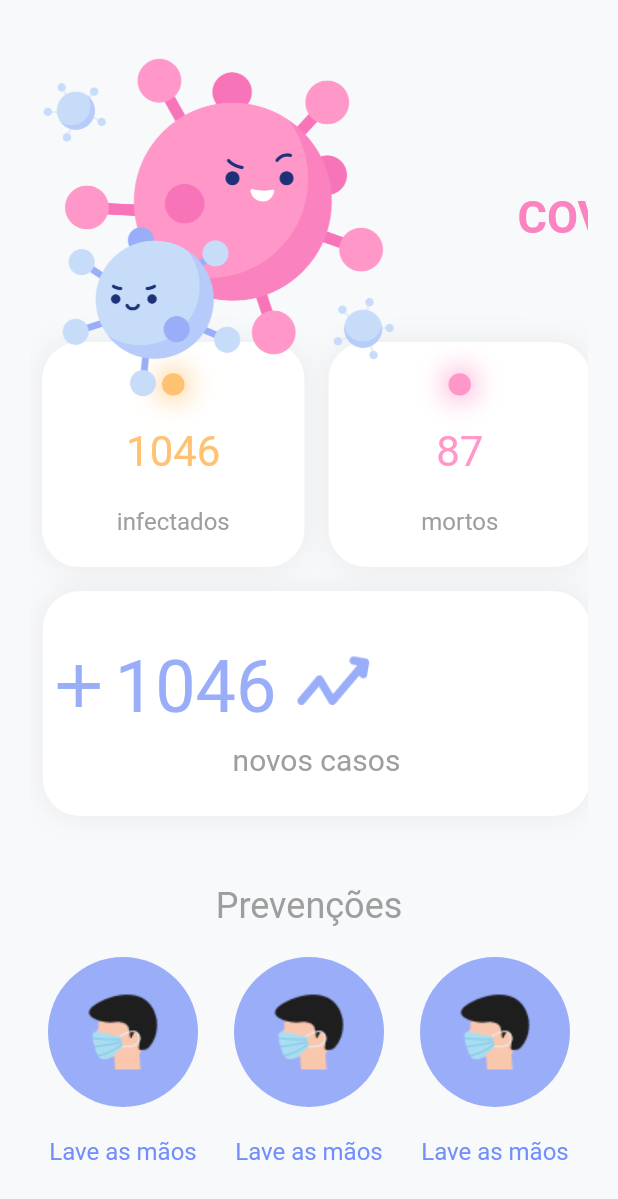
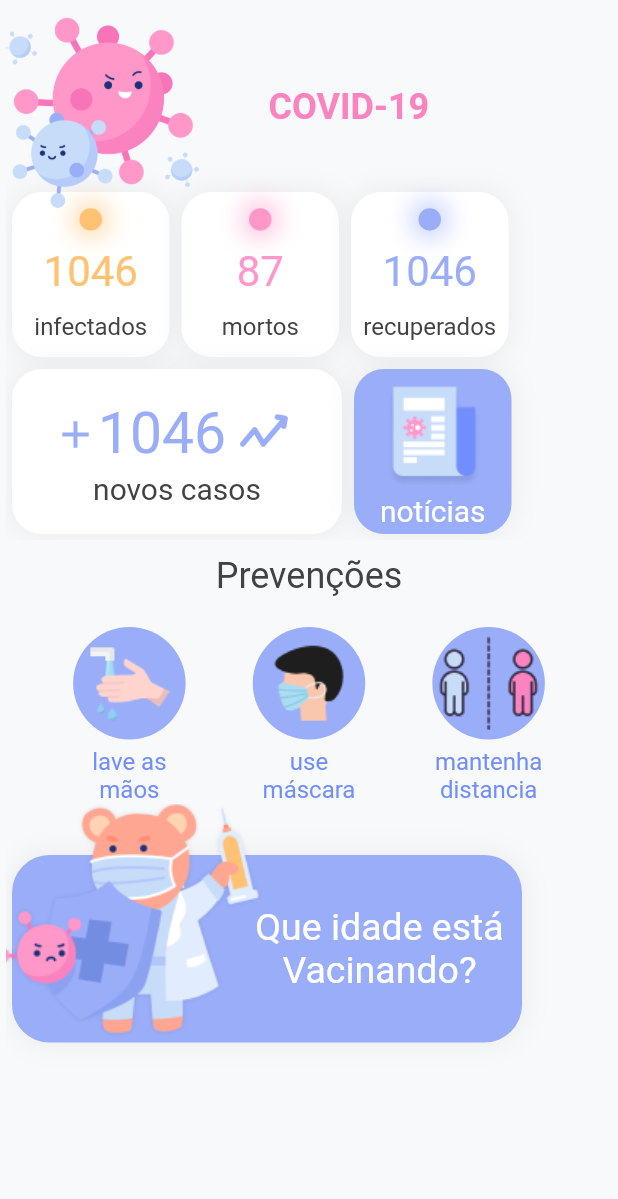
Before and after one commit to HlfDev/flutter-covid-19, a Flutter app: the screen it shows after launch, on a phone screen of 412 x 824 dp. Shown: the top 1199 px of the screen. Run offline on Flutter 3.47's test engine with Material 2 defaults, Android fonts, the phone set to English and light mode, and no system bars; our stand-ins replace device_preview.

Commit message:
concept stage 2

```diff
--- a/lib/main.dart
+++ b/lib/main.dart
@@ -6,7 +6,7 @@ import 'src/pages/home/home_page.dart';
 
 void main() {
   runApp(DevicePreview(
-    enabled: false,
+    enabled: true,
     builder: (context) => MaterialAppWidget(), // Wrap your app
   ));
 }
--- a/lib/src/pages/home/home_page.dart
+++ b/lib/src/pages/home/home_page.dart
@@ -1,7 +1,10 @@
 import 'package:covid_19/src/pages/home/widgets/covid_widget.dart';
 import 'package:covid_19/src/pages/home/widgets/group_status.widget.dart';
-import 'package:covid_19/src/pages/home/widgets/prevent_widget.dart';
+
 import 'package:flutter/material.dart';
+
+import 'widgets/prevent_widget.dart';
+import 'widgets/quando_vou_ser_vacinado.dart';
 
 class HomePage extends StatelessWidget {
   @override
@@ -10,47 +13,64 @@ class HomePage extends StatelessWidget {
       backgroundColor: Color(0xffF8F9FB),
       body: SafeArea(
         child: Padding(
-          padding: const EdgeInsets.all(20.0),
+          padding: const EdgeInsets.all(4.0),
           child: Column(
+            crossAxisAlignment: CrossAxisAlignment.center,
             children: [
-              Container(
-                width: double.infinity,
-                height: 550,
-                child: Stack(
-                  children: [
-                    Positioned(
-                      top: 200,
-                      child: GroupStatusWidget(),
-                    ),
-                    Positioned(
-                      top: -75,
-                      left: -75,
-                      child: CovidWidget(),
-                    ),
-                  ],
-                ),
+              Stack(
+                children: [
+                  GroupStatusWidget(),
+                  CovidWidget(),
+                ],
               ),
               SizedBox(
-                height: 20,
+                height: 10,
               ),
               Text(
                 'Prevenções',
                 style: TextStyle(
                   fontSize: 24,
-                  color: Colors.grey[500],
+                  color: Colors.grey[800],
                 ),
               ),
               SizedBox(
                 height: 20,
               ),
               Row(
-                mainAxisAlignment: MainAxisAlignment.spaceAround,
+                mainAxisAlignment: MainAxisAlignment.spaceEvenly,
                 children: [
-                  PrevendWidget(),
-                  PrevendWidget(),
-                  PrevendWidget(),
+                  PrevendWidget(
+                    title: 'lave as mãos',
+                    pathImage: 'assets/images/hand_cleaning.png',
+                  ),
+                  PrevendWidget(
+                    title: 'use máscara',
+                    pathImage: 'assets/images/face_mask.png',
+                  ),
+                  PrevendWidget(
+                    title: 'mantenha distancia',
+                    pathImage: 'assets/images/social_distancing.png',
+                  ),
                 ],
               ),
+              Expanded(
+                child: Stack(
+                  children: [
+                    Positioned(
+                      top: 30,
+                      child: VacinadoWidget(),
+                    ),
+                    Positioned(
+                      top: -50,
+                      left: -15,
+                      child: Container(
+                          width: 250,
+                          height: 250,
+                          child: Image.asset('assets/images/heroes.png')),
+                    ),
+                  ],
+                ),
+              )
             ],
           ),
         ),
--- a/lib/src/pages/home/widgets/covid_widget.dart
+++ b/lib/src/pages/home/widgets/covid_widget.dart
@@ -4,21 +4,25 @@ class CovidWidget extends StatelessWidget {
   const CovidWidget();
   @override
   Widget build(BuildContext context) {
-    return Row(
+    return Positioned(
+      top: -45,
+      left: -50,
+      child: Row(
         children: [
           Container(
-          width: 400,
-          height: 400,
+            width: 225,
+            height: 225,
             child: Image.asset('assets/images/virus.png'),
           ),
           Text(
             'COVID-19',
             style: TextStyle(
-              fontSize: 30,
+                fontSize: 24,
                 fontWeight: FontWeight.bold,
                 color: Color(0xffFA83C0)),
           ),
         ],
+      ),
     );
   }
 }
--- a/lib/src/pages/home/widgets/group_status.widget.dart
+++ b/lib/src/pages/home/widgets/group_status.widget.dart
@@ -10,26 +10,29 @@ class GroupStatusWidget extends StatelessWidget {
   Widget build(BuildContext context) {
     return Column(
       children: [
+        SizedBox(
+          height: 120,
+        ),
         Row(
-          mainAxisAlignment: MainAxisAlignment.center,
+          crossAxisAlignment: CrossAxisAlignment.center,
           children: [
             StatusWidget(
-              width: 175,
-              height: 150,
+              width: 105,
+              height: 110,
               color: Color(0xffFEC272),
               count: '1046',
               title: 'infectados',
             ),
             StatusWidget(
-              width: 175,
-              height: 150,
+              width: 105,
+              height: 110,
               color: Color(0xffFF97C9),
               count: '87',
               title: 'mortos',
             ),
             StatusWidget(
-              width: 175,
-              height: 150,
+              width: 105,
+              height: 110,
               color: Color(0xff99ADF9),
               count: '1046',
               title: 'recuperados',
@@ -39,15 +42,15 @@ class GroupStatusWidget extends StatelessWidget {
         Row(
           children: [
             NewCases(
-              width: 365,
-              height: 150,
+              width: 220,
+              height: 110,
               color: Color(0xff99ADF9),
               count: '1046',
               title: 'novos casos',
             ),
             NewsWidget(
-              width: 175,
-              height: 150,
+              width: 105,
+              height: 110,
               color: Color(0xff99ADF9),
               pathImage: 'assets/images/virus_news.png',
               title: 'notícias',
--- a/lib/src/pages/home/widgets/new_cases.dart
+++ b/lib/src/pages/home/widgets/new_cases.dart
@@ -17,13 +17,13 @@ class NewCases extends StatelessWidget {
   @override
   Widget build(BuildContext context) {
     return Padding(
-      padding: const EdgeInsets.all(8.0),
+      padding: const EdgeInsets.all(4.0),
       child: Container(
         width: width,
         height: height,
         decoration: BoxDecoration(
           color: Colors.white,
-          borderRadius: BorderRadius.circular(25),
+          borderRadius: BorderRadius.circular(20),
           boxShadow: [
             BoxShadow(
               color: Colors.grey.withOpacity(0.15),
@@ -38,22 +38,24 @@ class NewCases extends StatelessWidget {
           crossAxisAlignment: CrossAxisAlignment.center,
           children: [
             Row(
+              mainAxisAlignment: MainAxisAlignment.center,
+              crossAxisAlignment: CrossAxisAlignment.center,
               children: [
                 Icon(
                   Icons.add,
-                  size: 48,
+                  size: 30,
                   color: color,
                 ),
                 Text(
                   count,
                   style: TextStyle(
-                    fontSize: 48,
+                    fontSize: 38,
                     color: color,
                   ),
                 ),
                 Container(
-                  height: 75,
-                  width: 75,
+                  height: 50,
+                  width: 50,
                   child: Image.asset('assets/images/growth.png'),
                 )
               ],
@@ -62,7 +64,7 @@ class NewCases extends StatelessWidget {
               title,
               style: TextStyle(
                 fontSize: 20,
-                color: Colors.grey[500],
+                color: Colors.grey[800],
               ),
             ),
           ],
--- a/lib/src/pages/home/widgets/news.dart
+++ b/lib/src/pages/home/widgets/news.dart
@@ -17,13 +17,13 @@ class NewsWidget extends StatelessWidget {
   @override
   Widget build(BuildContext context) {
     return Padding(
-      padding: const EdgeInsets.all(8.0),
+      padding: const EdgeInsets.all(4.0),
       child: Container(
         width: width,
         height: height,
         decoration: BoxDecoration(
           color: color,
-          borderRadius: BorderRadius.circular(25),
+          borderRadius: BorderRadius.circular(20),
           boxShadow: [
             BoxShadow(
               color: Colors.grey.withOpacity(0.15),
@@ -45,7 +45,7 @@ class NewsWidget extends StatelessWidget {
             Text(
               title,
               style: TextStyle(
-                fontSize: 16,
+                fontSize: 20,
                 color: Colors.white,
               ),
             ),
--- a/lib/src/pages/home/widgets/prevent_widget.dart
+++ b/lib/src/pages/home/widgets/prevent_widget.dart
@@ -1,25 +1,33 @@
 import 'package:flutter/material.dart';
 
 class PrevendWidget extends StatelessWidget {
+  final title;
+  final pathImage;
+
+  const PrevendWidget({required this.title, required this.pathImage});
   @override
   Widget build(BuildContext context) {
     return Column(
       children: [
         Container(
-          width: 100.0,
-          height: 100.0,
+          width: 75.0,
+          height: 75.0,
           decoration: BoxDecoration(
             color: Color(0xff99ADF9),
             shape: BoxShape.circle,
           ),
-          child: Image.asset('assets/images/face_mask.png'),
+          child: Image.asset(pathImage),
         ),
-        SizedBox(height: 20),
-        Text(
-          'Lave as mãos',
-          style: TextStyle(
-            fontSize: 16,
-            color: Color(0xff718EFC),
+        SizedBox(height: 5),
+        Container(
+          width: 75,
+          child: Text(
+            title,
+            textAlign: TextAlign.center,
+            style: TextStyle(
+              fontSize: 16,
+              color: Color(0xff718EFC),
+            ),
           ),
         ),
       ],
--- /dev/null
+++ b/lib/src/pages/home/widgets/quando_vou_ser_vacinado.dart
@@ -0,0 +1,39 @@
+import 'package:flutter/material.dart';
+
+class VacinadoWidget extends StatelessWidget {
+  @override
+  Widget build(BuildContext context) {
+    return Padding(
+        padding: const EdgeInsets.all(4.0),
+        child: Container(
+          width: 340,
+          height: 125,
+          decoration: BoxDecoration(
+            color: Color(0xff99ADF9),
+            borderRadius: BorderRadius.circular(25),
+            boxShadow: [
+              BoxShadow(
+                color: Colors.grey.withOpacity(0.15),
+                spreadRadius: 1,
+                blurRadius: 15,
+                offset: Offset(0, 0), // changes position of shadow
+              ),
+            ],
+          ),
+          child: Align(
+            alignment: Alignment.centerRight,
+            child: Container(
+              width: 190,
+              child: Text(
+                'Que idade está Vacinando?',
+                textAlign: TextAlign.center,
+                style: TextStyle(
+                  fontSize: 25,
+                  color: Colors.white,
+                ),
+              ),
+            ),
+          ),
+        ));
+  }
+}
--- a/lib/src/pages/home/widgets/status_widget.dart
+++ b/lib/src/pages/home/widgets/status_widget.dart
@@ -17,13 +17,13 @@ class StatusWidget extends StatelessWidget {
   @override
   Widget build(BuildContext context) {
     return Padding(
-      padding: const EdgeInsets.all(8.0),
+      padding: const EdgeInsets.all(4.0),
       child: Container(
         width: width,
         height: height,
         decoration: BoxDecoration(
           color: Colors.white,
-          borderRadius: BorderRadius.circular(25),
+          borderRadius: BorderRadius.circular(20),
           boxShadow: [
             BoxShadow(
               color: Colors.grey.withOpacity(0.15),
@@ -64,7 +64,7 @@ class StatusWidget extends StatelessWidget {
               title,
               style: TextStyle(
                 fontSize: 16,
-                color: Colors.grey[500],
+                color: Colors.grey[800],
               ),
             ),
           ],
--- a/lib/src/pages/splash/splash_page.dart
+++ b/lib/src/pages/splash/splash_page.dart
@@ -28,16 +28,15 @@ class _SplashPageState extends State<SplashPage>
       width: double.infinity,
       color: primaryColor,
       child: Column(
-        mainAxisAlignment: MainAxisAlignment.center,
+        mainAxisAlignment: MainAxisAlignment.spaceAround,
         crossAxisAlignment: CrossAxisAlignment.center,
         children: [
           Text(
             'COVID-19',
-            style: TextStyle(
-                fontSize: 64,
-                fontWeight: FontWeight.bold,
-                color: Color(0xffE1ECFF)),
+            style: TextStyle(fontSize: 64, color: Color(0xffE1ECFF)),
           ),
+          Stack(
+            children: [
               AnimatedBuilder(
                 animation: _controller,
                 builder: (_, child) {
@@ -51,6 +50,8 @@ class _SplashPageState extends State<SplashPage>
                 ),
               ),
             ],
+          )
+        ],
       ),
     )));
   }
--- a/pubspec.yaml
+++ b/pubspec.yaml
@@ -52,6 +52,7 @@ flutter:
     - assets/images/face_mask.png
     - assets/images/hand_cleaning.png
     - assets/images/social_distancing.png
+    - assets/images/heroes.png
 
   # An image asset can refer to one or more resolution-specific "variants", see
   # https://flutter.dev/assets-and-images/#resolution-aware.
```
Also changed, not shown: assets/images/heroes.png (added), 2 other files. Lines whose indentation alone changed are shown as unchanged.
